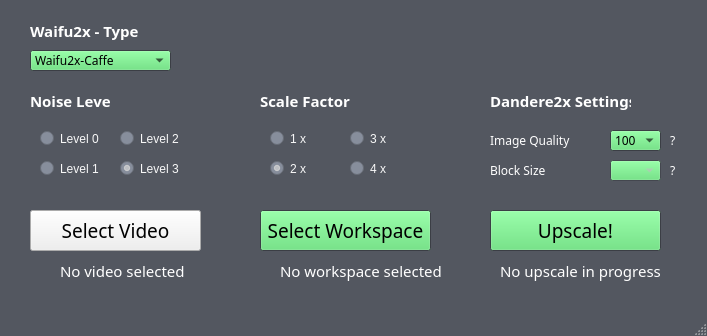
Before: the Qt Designer form src/gui/Dandere2xGui.ui in akai-katto/dandere2x, drawn with Qt 5.
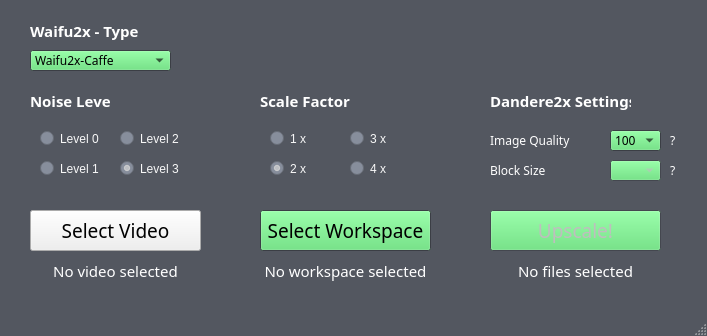
After: the same form once the commit is applied.

Commit message: changed the way dandere2x behaves, fixed converter, GUI improvements

Patch:
```diff
--- a/src/gui/Dandere2xGui.ui
+++ b/src/gui/Dandere2xGui.ui
@@ -256,6 +256,9 @@
     </property>
    </widget>
    <widget class="QPushButton" name="upscale_button">
+    <property name="enabled">
+     <bool>false</bool>
+    </property>
     <property name="geometry">
      <rect>
       <x>490</x>
@@ -314,7 +317,7 @@
    <widget class="QLabel" name="video_label">
     <property name="geometry">
      <rect>
-      <x>60</x>
+      <x>30</x>
       <y>260</y>
       <width>171</width>
       <height>21</height>
@@ -422,11 +425,14 @@
     <property name="text">
      <string>No video selected</string>
     </property>
+    <property name="alignment">
+     <set>Qt::AlignCenter</set>
+    </property>
    </widget>
    <widget class="QLabel" name="workspace_label">
     <property name="geometry">
      <rect>
-      <x>280</x>
+      <x>260</x>
       <y>260</y>
       <width>171</width>
       <height>21</height>
@@ -534,6 +540,9 @@
     <property name="text">
      <string>No workspace selected</string>
     </property>
+    <property name="alignment">
+     <set>Qt::AlignCenter</set>
+    </property>
    </widget>
    <widget class="QWidget" name="widget_2" native="true">
     <property name="geometry">
@@ -2625,10 +2634,10 @@
    <widget class="QLabel" name="upscale_status">
     <property name="geometry">
      <rect>
-      <x>500</x>
-      <y>260</y>
+      <x>490</x>
+      <y>250</y>
       <width>171</width>
-      <height>21</height>
+      <height>41</height>
      </rect>
     </property>
     <property name="palette">
@@ -2731,7 +2740,10 @@
      </font>
     </property>
     <property name="text">
-     <string>No upscale in progress</string>
+     <string>No files selected</string>
+    </property>
+    <property name="alignment">
+     <set>Qt::AlignCenter</set>
     </property>
    </widget>
   </widget>
```
Left out of the diff: 25 changed lines with no effect on the pictures. The commit also changes 7 other files.
